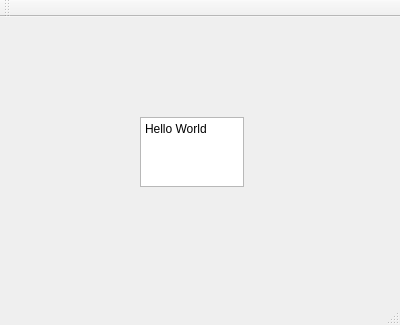
Before: the Qt Designer form mainwindow.ui in ziemowit141/NotepadQtCreator, drawn with Qt 5.
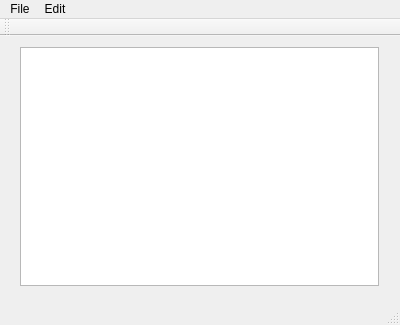
After: the same form once the commit is applied.

Commit message: Main window design, File and Edit menu added

Patch:
```diff
--- a/mainwindow.ui
+++ b/mainwindow.ui
@@ -14,18 +14,20 @@
    <string>MainWindow</string>
   </property>
   <widget class="QWidget" name="centralWidget">
-   <widget class="QPlainTextEdit" name="plainTextEdit">
+   <widget class="QWidget" name="verticalLayoutWidget">
     <property name="geometry">
      <rect>
-      <x>140</x>
-      <y>100</y>
-      <width>104</width>
-      <height>70</height>
+      <x>9</x>
+      <y>0</y>
+      <width>381</width>
+      <height>261</height>
      </rect>
     </property>
-    <property name="plainText">
-     <string>Hello World</string>
-    </property>
+    <layout class="QVBoxLayout" name="verticalLayout">
+     <item>
+      <widget class="QTextEdit" name="textEdit"/>
+     </item>
+    </layout>
    </widget>
   </widget>
   <widget class="QMenuBar" name="menuBar">
@@ -37,6 +39,28 @@
      <height>20</height>
     </rect>
    </property>
+   <widget class="QMenu" name="menuFile">
+    <property name="title">
+     <string>File</string>
+    </property>
+    <addaction name="actionNew"/>
+    <addaction name="actionOpen"/>
+    <addaction name="actionSave_as"/>
+    <addaction name="actionPrint"/>
+    <addaction name="actionExit"/>
+   </widget>
+   <widget class="QMenu" name="menuEdit">
+    <property name="title">
+     <string>Edit</string>
+    </property>
+    <addaction name="actionCopy"/>
+    <addaction name="actionPaste"/>
+    <addaction name="actionCut"/>
+    <addaction name="actionUndo"/>
+    <addaction name="actionRedo"/>
+   </widget>
+   <addaction name="menuFile"/>
+   <addaction name="menuEdit"/>
   </widget>
   <widget class="QToolBar" name="mainToolBar">
    <attribute name="toolBarArea">
```
Left out of the diff: 50 changed lines with no effect on the pictures.
